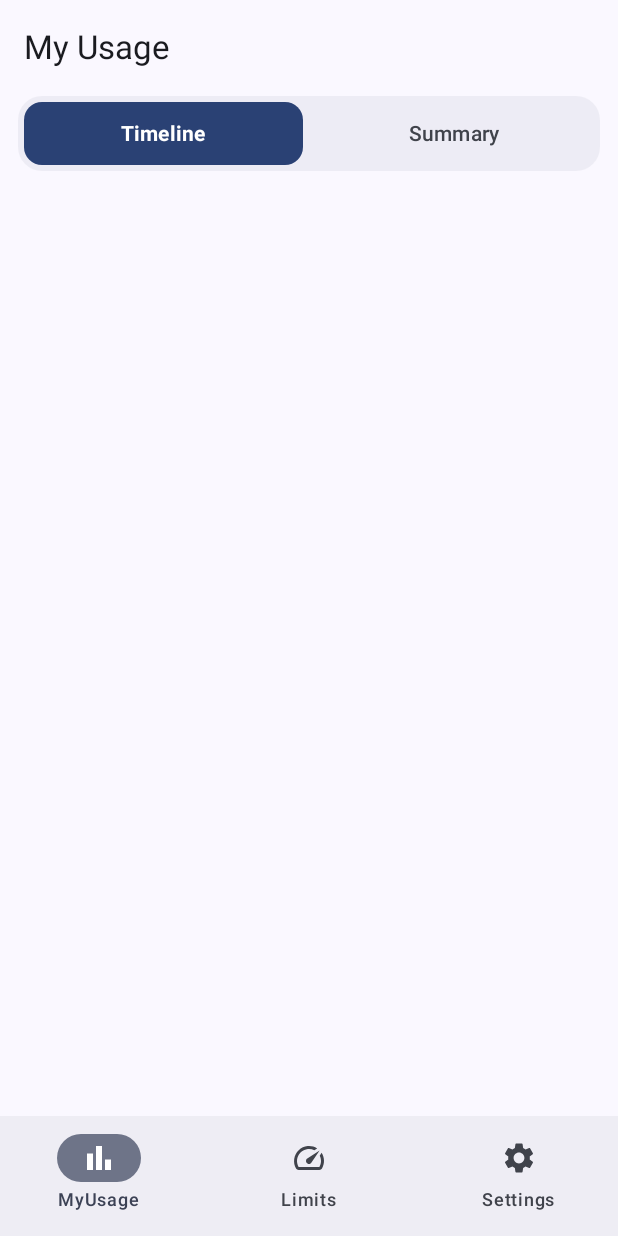
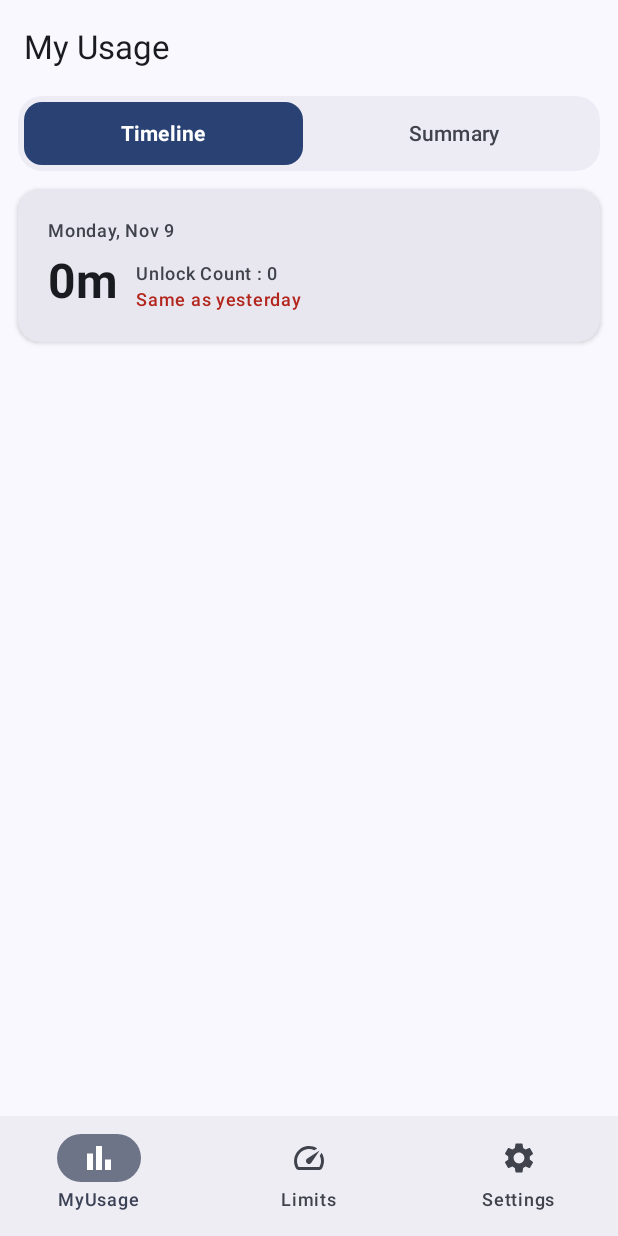
Before and after one commit to achinthash/ScreenGuard-Android-ScreenTime-Manager, an Android app built with Jetpack Compose: the screen it shows after launch (MainActivity), on a phone screen of 412 x 824 dp. Run offline under Robolectric (Android 15) with nearby library versions, the phone set to English and light mode, and no system bars; our stand-ins replace Room's generated code.

Commit message:
add usage card

```diff
--- a/app/src/main/java/com/achinthas/screencut/MyUsageScreen.kt
+++ b/app/src/main/java/com/achinthas/screencut/MyUsageScreen.kt
@@ -14,19 +14,32 @@ import androidx.compose.foundation.layout.Spacer
 import androidx.compose.foundation.layout.fillMaxWidth
 import androidx.compose.foundation.layout.height
 import androidx.compose.foundation.layout.padding
+import androidx.compose.foundation.layout.width
 import androidx.compose.foundation.shape.RoundedCornerShape
+import androidx.compose.material3.Card
+import androidx.compose.material3.CardDefaults
 import androidx.compose.material3.ExperimentalMaterial3Api
 import androidx.compose.material3.MaterialTheme
 import androidx.compose.material3.Scaffold
 import androidx.compose.material3.TopAppBar
+import androidx.compose.runtime.LaunchedEffect
 import androidx.compose.runtime.getValue
 import androidx.compose.runtime.mutableIntStateOf
+import androidx.compose.runtime.mutableStateOf
 import androidx.compose.runtime.remember
 import androidx.compose.runtime.setValue
 import androidx.compose.ui.draw.clip
+import androidx.compose.ui.platform.LocalContext
 import androidx.compose.ui.text.font.FontWeight
 import androidx.compose.ui.unit.dp
-
+import java.time.LocalDate
+import java.time.format.DateTimeFormatter
+import java.util.Locale
+import com.achinthas.screencut.ApplicationDatabase
+import com.achinthas.screencut.PhoneUsageStatsEntity
+import kotlinx.coroutines.Dispatchers
+import kotlinx.coroutines.withContext
+import kotlin.math.abs
 
 @OptIn(ExperimentalMaterial3Api::class)
 @Composable
@@ -110,8 +123,45 @@ fun MyUsageScreen() {
 
 @Composable
 fun TimelineContent() {
-    Box(modifier = Modifier.fillMaxWidth(), contentAlignment = Alignment.Center) {
 
+    val context = LocalContext.current
+
+    var selectedDate by remember { mutableStateOf(LocalDate.now()) }
+    val stringFormatter = DateTimeFormatter.ofPattern("yyyy-MM-dd")
+
+    var todayUsage by remember { mutableStateOf<PhoneUsageStatsEntity?>(null) }
+    var yesterdayUsage by remember { mutableStateOf<PhoneUsageStatsEntity?>(null) }
+
+    val database = ApplicationDatabase.getDatabase(context)
+    val phoneUsageStatsDao = database.PhoneUsageStatsDao()
+
+    // fetch data from db
+    LaunchedEffect(selectedDate) {
+
+        val selectedDateStr = selectedDate.format(stringFormatter)
+        val previousDateStr = selectedDate.minusDays(1).format(stringFormatter)
+
+        todayUsage = withContext(Dispatchers.IO) {
+            phoneUsageStatsDao.getByDay(selectedDateStr)
+        }
+
+        yesterdayUsage = withContext(Dispatchers.IO) {
+            phoneUsageStatsDao.getByDay(previousDateStr)
+        }
+    }
+
+    Column(modifier = Modifier.fillMaxWidth(),
+        verticalArrangement = Arrangement.spacedBy(5.dp)
+    ) {
+
+
+        // usage card
+        UsageCard(
+            dateText = selectedDate,
+            timeSpent = formatMillisToHoursAndMinutes(todayUsage?.totalMs ?: 0L),
+            comparisonText = calculateScreenTimeChange(yesterdayUsage?.totalMs ?: 0L,todayUsage?.totalMs ?: 0L, ),
+            todayUnlockCount = todayUsage?.unlockCount ?: 0
+        )
     }
 }
 
@@ -122,3 +172,102 @@ fun SummaryContent() {
 
     }
 }
+
+
+@Composable
+private fun UsageCard(
+    dateText: LocalDate,
+    timeSpent: String,
+    comparisonText: String,
+    todayUnlockCount : Int
+) {
+
+    val dateFormatter = DateTimeFormatter.ofPattern("EEEE, MMM d", Locale.getDefault())
+
+    Card(
+        modifier = Modifier.fillMaxWidth(),
+        shape = RoundedCornerShape(15.dp),
+        colors = CardDefaults.cardColors(
+            containerColor = MaterialTheme.colorScheme.surfaceContainerHigh),
+        elevation = CardDefaults.cardElevation(defaultElevation = 2.dp)
+
+    ){
+        Column( modifier = Modifier.padding(20.dp)) {
+
+            Text(
+                text = dateText.format(dateFormatter),
+                style = MaterialTheme.typography.labelMedium,
+                color = MaterialTheme.colorScheme.onSurfaceVariant
+            )
+
+            Spacer(modifier = Modifier.height(6.dp))
+
+            Row(
+                verticalAlignment = Alignment.Bottom
+            ) {
+                Text(
+                    text = timeSpent,
+                    style = MaterialTheme.typography.headlineLarge,
+                    fontWeight = FontWeight.Bold,
+                    color = MaterialTheme.colorScheme.onSurface
+                )
+                Spacer(modifier = Modifier.width(12.dp))
+                Column(){
+                    Text(
+                        text = "Unlock Count : $todayUnlockCount",
+                        style = MaterialTheme.typography.labelMedium,
+                        color = MaterialTheme.colorScheme.onSurfaceVariant,
+                        modifier = Modifier.padding(bottom = 1.dp)
+                    )
+                    Text(
+                        text = comparisonText,
+                        style = MaterialTheme.typography.labelMedium,
+                        color = MaterialTheme.colorScheme.error,
+
+                        )
+
+                }
+            }
+        }
+    }
+}
+
+
+fun calculateScreenTimeChange(yesterdayMs: Long, todayMs: Long): String {
+
+    if (yesterdayMs <= 0L) {
+        return if (todayMs > 0L) "New usage today" else "Same as yesterday"
+    }
+
+    val diff = todayMs - yesterdayMs
+    val percentage = (diff.toDouble() / yesterdayMs.toDouble()) * 100.0
+
+    // Safeguard
+    if (percentage.isNaN() || percentage.isInfinite()) {
+        return "Same as yesterday"
+    }
+
+    val formattedPercentage = String.format(Locale.US, "%.0f%%", abs(percentage))
+
+    return when {
+        percentage > 0.0 -> "↑ $formattedPercentage vs yesterday"
+        percentage < 0.0 -> "↓ $formattedPercentage vs yesterday"
+        else -> "Same as yesterday"
+    }
+}
+
+fun formatMillisToHoursAndMinutes(mills: Long):String {
+    if(mills <= 0) return "0m"
+    val totalMinutes = mills / (1000 * 60)
+    val hours = totalMinutes / 60
+    val minutes = totalMinutes % 60
+
+    return buildString {
+        if(hours > 0) {
+            append("${hours}h ")
+        }
+        if(minutes > 0 || hours == 0L){
+            append("${minutes}m")
+        }
+    }.trim()
+}
--- a/app/src/main/java/com/achinthas/screencut/PhoneUsageStatsDao.kt
+++ b/app/src/main/java/com/achinthas/screencut/PhoneUsageStatsDao.kt
@@ -3,6 +3,7 @@ package com.achinthas.screencut
 import androidx.room.Dao
 import androidx.room.Insert
 import androidx.room.OnConflictStrategy
+import androidx.room.Query
 
 @Dao
 interface PhoneUsageStatsDao {
@@ -10,5 +11,6 @@ interface PhoneUsageStatsDao {
     @Insert(onConflict = OnConflictStrategy.REPLACE)
     suspend fun insertPhoneUsageStats(phoneUsageStatsEntity: List<PhoneUsageStatsEntity>) : List<Long>
 
-
+    @Query("SELECT * FROM phone_usage_stats WHERE day = :day LIMIT 1")
+    suspend fun getByDay(day: String): PhoneUsageStatsEntity?
 }
```
